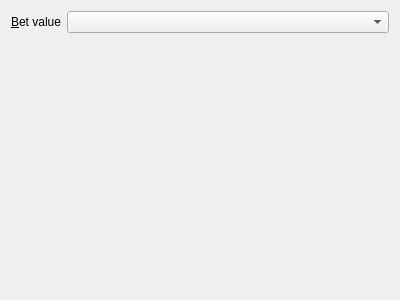
Qt form casinos/unibet/unibetsettingswidget.ui (martin-kudlicka/roulette-bot) before a commit.
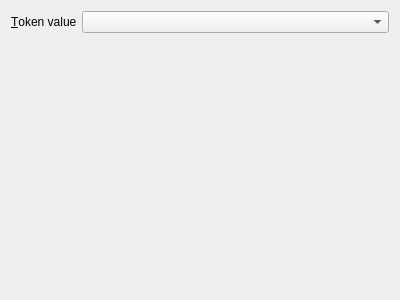
The same form after that commit.

Commit message: * bet value renamed to token value

What changed in the file:
```diff
--- a/casinos/unibet/unibetsettingswidget.ui
+++ b/casinos/unibet/unibetsettingswidget.ui
@@ -17,7 +17,7 @@
    <item row="0" column="0">
     <widget class="QLabel" name="label">
      <property name="text">
-      <string>&amp;Bet value</string>
+      <string>&amp;Token value</string>
      </property>
      <property name="buddy">
       <cstring>qcbBetValue</cstring>
```
Left out of the diff: 4 changed lines with no effect on the pictures. The commit also changes 3 other files.
